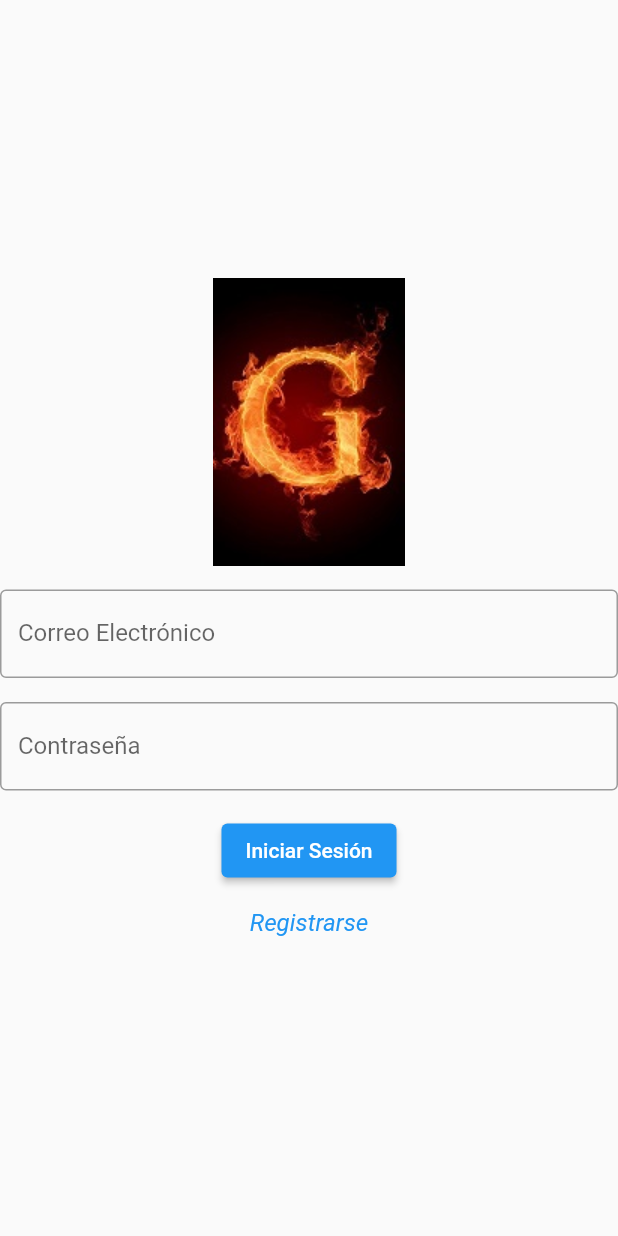
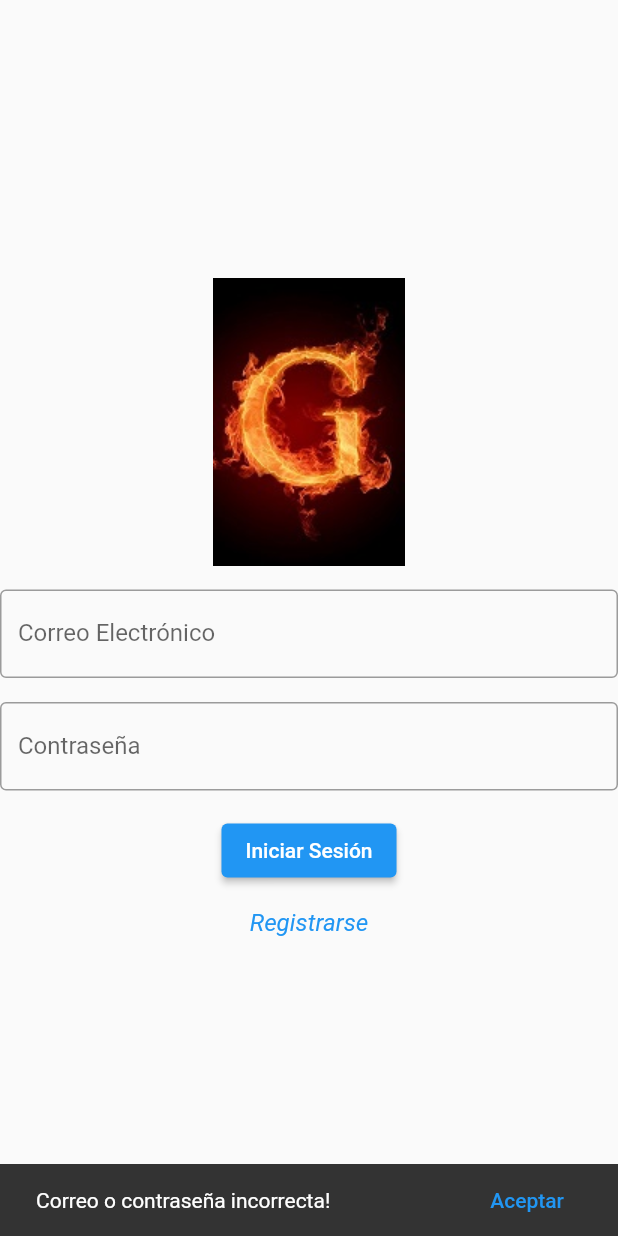
Before and after one commit to u235mc2/appc4, a Flutter app: the screen it shows after launch, after a tap on "Iniciar Sesión", on a phone screen of 412 x 824 dp. Run offline on Flutter 3.47's test engine with Material 2 defaults, Android fonts, the phone set to English and light mode, and no system bars; our stand-ins replace shared_preferences.

Commit message:
login to home page

```diff
--- a/lib/models/user.dart
+++ b/lib/models/user.dart
@@ -9,15 +9,18 @@ class User {
   User(this._name, this._email, this._password, this._genre, this._favoritos,
       this._date);
 
-  User.fromJson(Map<String , dynamic> json):
-      _name = json["name"],
-      _email = json["email"],
-      _password = json["password"],
-      _genre = json["genre"],
-      _favoritos = json["favorites"],
-      _date = json["bornDate"];
+  User.Empty();
 
-  Map<String, dynamic> ToJson() => {
+  User.fromJson(Map<String, dynamic> json)
+      :  _name = json["name"],
+         _email = json["email"],
+         _password = json["password"],
+         _genre = json["genre"],
+         _favoritos = json["favorites"],
+         _date = json["bornDate"];
+
+  Map<String, dynamic> toJson() => {
+
     "name" : _name,
     "email" : _email,
     "password" : _password,
--- a/lib/pages/login_page.dart
+++ b/lib/pages/login_page.dart
@@ -1,5 +1,9 @@
+import 'dart:convert';
+import 'package:appfinal/models/user.dart';
+import 'package:appfinal/pages/home_page.dart';
 import 'package:appfinal/pages/register_page.dart';
 import 'package:flutter/material.dart';
+import 'package:shared_preferences/shared_preferences.dart';
 
 
 class LoginPage extends StatefulWidget {
@@ -12,6 +16,32 @@ class LoginPage extends StatefulWidget {
 class _LoginPageState extends State<LoginPage> {
   final _email = TextEditingController();
   final _password = TextEditingController();
+
+  User userLoad = User.Empty();
+
+  getUser() async{
+  SharedPreferences prefs = await SharedPreferences.getInstance();
+  Map<String, dynamic> userMap = jsonDecode(prefs.getString("user")!);
+  userLoad = User.fromJson(userMap);
+}
+
+  void _showMsg(String msg) {
+    final scaffold = ScaffoldMessenger.of(context);
+    scaffold.showSnackBar(
+      SnackBar(content: Text(msg),
+        action: SnackBarAction(
+            label: "Aceptar", onPressed: scaffold.hideCurrentSnackBar),
+      ),
+    );
+  }
+
+  void _validateUser(){
+    if(_email.text == userLoad.email && _password.text == userLoad.password){
+      Navigator.pushReplacement(context, MaterialPageRoute(builder: (context) => const HomePage()));
+    } else {
+      _showMsg("Correo o contraseña incorrecta!");
+    }
+  }
 
   @override
   Widget build(BuildContext context) {
@@ -39,7 +69,9 @@ class _LoginPageState extends State<LoginPage> {
             const SizedBox(height: 16.0,
             ),
             ElevatedButton(
-                onPressed: (){}, child: const Text("Iniciar Sesión")),
+                onPressed: (){
+                  _validateUser();
+                }, child: const Text("Iniciar Sesión")),
             TextButton(
                 style: TextButton.styleFrom(
                   textStyle: const TextStyle(
```
Also changed, not shown: lib/pages/register_page.dart (+1 -8 lines).
